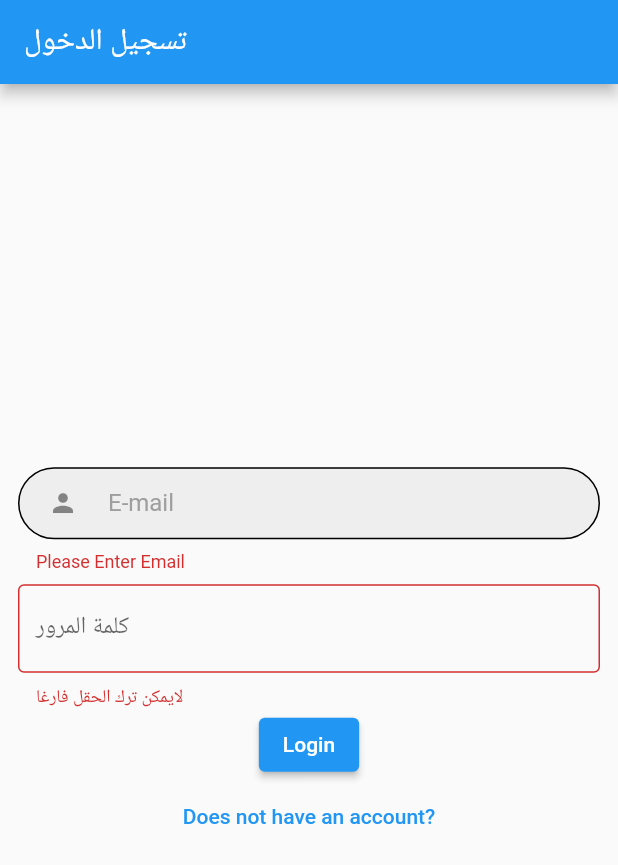
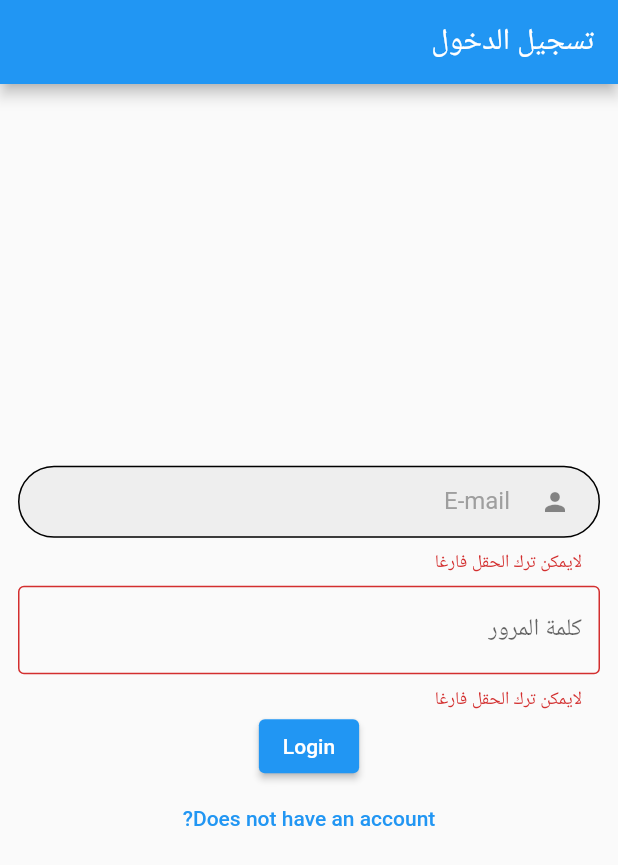
Before and after one commit to salemaljebaly/sos_mobile_app, a Flutter app: the screen it shows after launch, after a tap on "Login", on a phone screen of 412 x 824 dp. Shown: the top 865 px of the screen. Run offline on Flutter 3.47's test engine with Material 2 defaults, Android fonts, the phone set to English and light mode, and no system bars; our stand-ins replace flutter_dotenv, get, get_storage.

Commit message:
change text direction to whole app rtl

```diff
--- a/lib/main.dart
+++ b/lib/main.dart
@@ -19,6 +19,7 @@
   @override
   Widget build(BuildContext context) {
     return GetMaterialApp(
+      textDirection: TextDirection.rtl,
       debugShowCheckedModeBanner: false,
       theme: ThemeData(primaryColor: Colors.red[400]),
       home: SplashScreen(),
--- a/lib/view/login_screen.dart
+++ b/lib/view/login_screen.dart
@@ -49,7 +49,7 @@ class _LoginScreenState extends State<LoginScreen> {
           controller: usernameController,
           validator: (value) {
             return (value == null || value.isEmpty)
-                ? 'Please Enter Email'
+                ? Strings.emptyUsername
                 : null;
           },
           decoration: inputDecoration('E-mail', Icons.person),
@@ -65,7 +65,9 @@ class _LoginScreenState extends State<LoginScreen> {
           },
           controller: passwordController,
           decoration: InputDecoration(
-              label: Text("كلمة المرور"), border: const OutlineInputBorder()),
+            label: Text(Strings.password),
+            border: const OutlineInputBorder(),
+          ),
         ),
         ElevatedButton(
           onPressed: () async {
```
